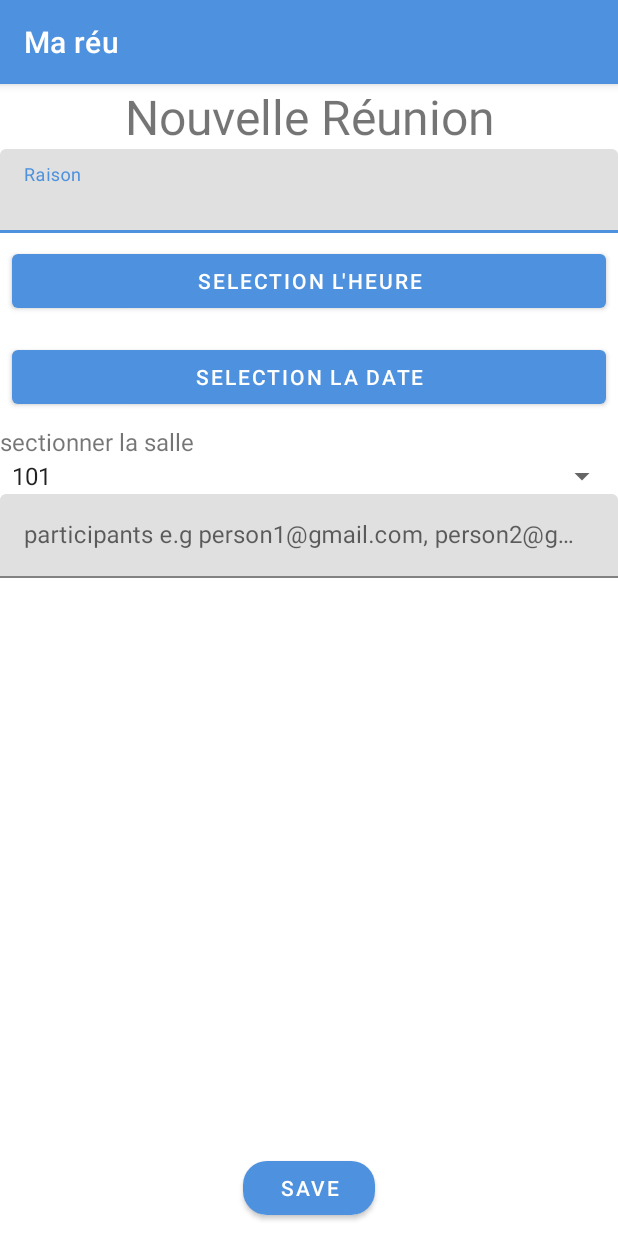
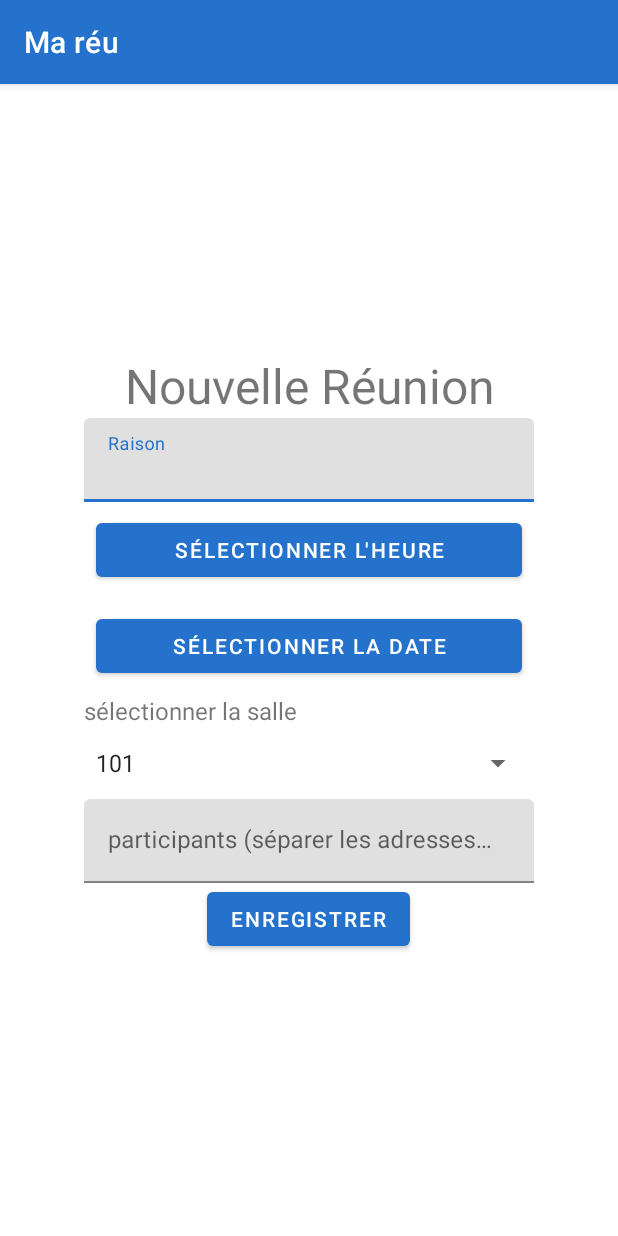
Before and after one commit to Fabien-duncan/mareu, an Android app: the AddMeetingActivity screen opened directly, with no data from a screen before it, on a phone screen of 412 x 824 dp. Run offline under Robolectric (Android 15) with nearby library versions, the light colour scheme and no system bars.

Commit message:
accessibility improved

```diff
--- a/app/src/main/java/com/example/mareu/adapters/MeetingAdapter.java
+++ b/app/src/main/java/com/example/mareu/adapters/MeetingAdapter.java
@@ -37,6 +37,9 @@ public class MeetingAdapter extends RecyclerView.Adapter<MeetingAdapter.MeetingH
         Meeting currentMeeting = mAllMeetings.get(position);
         holder.meetingDetailsTextView.setText(currentMeeting.detailsToString());
         holder.participantsTextView.setText(currentMeeting.participantsToString());
+
+        //accessibility content description
+        holder.deleteImageButton.setContentDescription("suprimer l'élément " + currentMeeting.detailsForContentDescription());
 
         if(currentMeeting.checkIfSoon(LocalDateTime.now().plusDays(1)))holder.meetingItemImageView.setImageResource(R.drawable.baseline_red_circle_24);
         else holder.meetingItemImageView.setImageResource(R.drawable.baseline_circle_24);
--- a/app/src/main/java/com/example/mareu/models/Meeting.java
+++ b/app/src/main/java/com/example/mareu/models/Meeting.java
@@ -81,7 +81,10 @@ public class Meeting {
             return false;
         }
     }
-
+    public String detailsForContentDescription(){
+        DateTimeFormatter formatter = DateTimeFormatter.ofPattern("dd/MM/yy HH:mm");
+        return "Sale " + location.getRoomNumber() + " date/heure " + date.format(formatter) + " sujet " + subject;
+    }
     public long getId() {
         return id;
     }
--- a/app/src/main/java/com/example/mareu/ui/AddMeetingActivity.java
+++ b/app/src/main/java/com/example/mareu/ui/AddMeetingActivity.java
@@ -57,6 +57,7 @@ public class AddMeetingActivity extends AppCompatActivity {
 
         String[] roomArray = mAddMeetingViewModel.getRoomNumbers();
         ArrayAdapter roomSelectionAdapter = new ArrayAdapter(this, android.R.layout.simple_spinner_item, roomArray);
+
         roomSelectionAdapter.setDropDownViewResource(android.R.layout.simple_spinner_dropdown_item);
         roomSelectionSpinner.setAdapter(roomSelectionAdapter);
 
--- a/app/src/main/res/layout-land/activity_main.xml
+++ b/app/src/main/res/layout-land/activity_main.xml
@@ -29,7 +29,7 @@
         android:layout_height="wrap_content"
         android:layout_gravity="end|bottom"
         android:layout_margin="16dp"
-        android:contentDescription="add a meeting"
+        android:contentDescription="@string/add_meeting"
         android:src="@drawable/baseline_add_24"
         app:backgroundTint="@color/colorSecondary"
         app:layout_constraintBottom_toBottomOf="@+id/linearLayout"
--- a/app/src/main/res/layout/activity_main.xml
+++ b/app/src/main/res/layout/activity_main.xml
@@ -29,7 +29,7 @@
         android:layout_height="wrap_content"
         android:layout_gravity="end|bottom"
         android:layout_margin="16dp"
-        android:contentDescription="add a meeting"
+        android:contentDescription="@string/add_meeting"
         android:src="@drawable/baseline_add_24"
         app:backgroundTint="@color/colorSecondary"
         app:layout_constraintBottom_toBottomOf="@+id/linearLayout"
--- a/app/src/main/res/layout/activty_add_meeting.xml
+++ b/app/src/main/res/layout/activty_add_meeting.xml
@@ -1,36 +1,21 @@
 <?xml version="1.0" encoding="utf-8"?>
-<androidx.constraintlayout.widget.ConstraintLayout xmlns:android="http://schemas.android.com/apk/res/android"
-    xmlns:app="http://schemas.android.com/apk/res-auto"
-    xmlns:tools="http://schemas.android.com/tools"
-    android:layout_width="match_parent"
-    android:layout_height="match_parent">
-
-    <com.google.android.material.button.MaterialButton
-        android:id="@+id/addMeeting_add_button"
-        style="@style/Widget.MaterialComponents.Button"
+    <LinearLayout
+        xmlns:android="http://schemas.android.com/apk/res/android"
+        xmlns:tools="http://schemas.android.com/tools"
         android:layout_width="wrap_content"
-        android:layout_height="wrap_content"
-        android:enabled="true"
-        android:text="save"
-        android:layout_marginBottom="8dp"
-        app:cornerRadius="16dp"
-        app:layout_constraintBottom_toBottomOf="parent"
-        app:layout_constraintEnd_toEndOf="parent"
-        app:layout_constraintStart_toStartOf="parent" />
-
-    <LinearLayout
-        android:layout_width="match_parent"
         android:layout_height="match_parent"
-        android:orientation="vertical">
+        android:orientation="vertical"
+        android:layout_gravity="center"
+        android:gravity="center"
+        android:minWidth="300dp">
 
         <TextView
             android:id="@+id/textView"
             android:layout_width="match_parent"
             android:layout_height="wrap_content"
-            android:text="Nouvelle Réunion"
+            android:text="@string/new_meeting_tytle"
             android:textSize="32sp"
-            android:textAlignment="center"
-            />
+            android:textAlignment="center" />
 
         <com.google.android.material.textfield.TextInputLayout
             android:layout_width="match_parent"
@@ -40,32 +25,39 @@
                 android:id="@+id/addMeeting_subject_textInput"
                 android:layout_width="match_parent"
                 android:layout_height="wrap_content"
-                android:hint="Raison" />
+                android:hint="@string/raison_meeting"
+                android:textColorHint="#FFFFFF" />
         </com.google.android.material.textfield.TextInputLayout>
         <Button
             android:id="@+id/addMeeting_timePicker_btn"
             android:layout_width="match_parent"
             android:layout_height="wrap_content"
+            android:gravity="center"
             android:onClick="popTimePicker"
-            android:text="Selection l'heure"
+            android:text="@string/time_picker"
             android:layout_margin="8dp"/>
         <Button
             android:id="@+id/addMeeting_datePicker_btn"
             android:layout_width="match_parent"
             android:layout_height="wrap_content"
             android:onClick="popDatePicker"
-            android:text="Selection la date"
+            android:text="@string/date_picker"
             android:layout_margin="8dp"/>
         <TextView
             android:layout_width="match_parent"
             android:layout_height="wrap_content"
-            android:text="sectionner la salle"
-            android:textSize="16sp"/>
+            android:text="@string/room_picker"
+            android:textSize="16sp"
+            android:contentDescription="@string/room_picker"/>
+
         <Spinner
             android:id="@+id/addMeeting_roomSelection_Spinner"
             android:layout_width="match_parent"
             android:layout_height="wrap_content"
-            android:textSize="16sp"/>
+            android:contentDescription="@string/room_picker"
+            android:minHeight="48dp"
+            android:textSize="16sp"
+            tools:ignore="DuplicateSpeakableTextCheck" />
         <com.google.android.material.textfield.TextInputLayout
             android:layout_width="match_parent"
             android:layout_height="wrap_content">
@@ -74,7 +66,16 @@
                 android:id="@+id/addMeeting_perticipants_textInput"
                 android:layout_width="match_parent"
                 android:layout_height="wrap_content"
-                android:hint="participants e.g person1@gmail.com, person2@gmail.com" />
+                android:hint="participants (séparer les adresses mail par une virgule" />
         </com.google.android.material.textfield.TextInputLayout>
-    </LinearLayout>
-</androidx.constraintlayout.widget.ConstraintLayout>
+    <com.google.android.material.button.MaterialButton
+        android:id="@+id/addMeeting_add_button"
+        style="@style/Widget.MaterialComponents.Button"
+        android:layout_width="wrap_content"
+        android:layout_height="wrap_content"
+        android:enabled="true"
+        android:text="@string/save"
+        android:contentDescription="@string/save"
+        android:layout_marginBottom="8dp"
+        android:layout_gravity="center"/>
+</LinearLayout>
--- a/app/src/main/res/layout/meeting_item.xml
+++ b/app/src/main/res/layout/meeting_item.xml
@@ -26,7 +26,7 @@
         android:layout_height="wrap_content"
         android:layout_marginEnd="16dp"
         android:background="?selectableItemBackground"
-        android:contentDescription="delete meeting"
+        android:contentDescription="suprimer la réunion"
         android:padding="16dp"
         android:src="@drawable/ic_delete_24dp"
         app:layout_constraintBottom_toBottomOf="@+id/meetings_item_tv_participants"
@@ -39,7 +39,6 @@
         android:layout_width="0dp"
         android:layout_height="wrap_content"
         android:layout_marginStart="24dp"
-        android:textColor="#000000"
         android:textStyle="bold"
         app:layout_constraintBottom_toTopOf="@+id/meetings_item_tv_participants"
         app:layout_constraintEnd_toStartOf="@+id/meetings_item_ib_delete"
@@ -56,7 +55,6 @@
         android:layout_marginStart="24dp"
         android:ellipsize="end"
         android:maxLines="1"
-        android:textColor="#000000"
         app:layout_constraintBottom_toBottomOf="@+id/meetings_item_iv_avatar"
         app:layout_constraintEnd_toStartOf="@+id/meetings_item_ib_delete"
         app:layout_constraintHorizontal_bias="0.0"
--- a/app/src/main/res/values/strings.xml
+++ b/app/src/main/res/values/strings.xml
@@ -1,3 +1,24 @@
 <resources>
     <string name="app_name">mareu</string>
+    <string name="add_meeting">Créer une réunion</string>
+    <string name="save">enregistrer</string>
+    <string name="new_meeting_tytle">Nouvelle Réunion</string>
+    <string name="raison_meeting">Raison</string>
+    <string name="time_picker">sélectionner l\'heure</string>
+    <string name="date_picker">sélectionner la date</string>
+    <string name="room_picker">sélectionner la salle</string>
+    <string name="confirm">Valider</string>
+    <string name="hours">heures</string>
+    <string name="minutes">minutes</string>
+    <string name="filter_type_select">sélectionner le type de filtre. Filtrer par:</string>
+    <string name="date">Date</string>
+    <string name="hour">Heure</string>
+    <string name="filter_sort_options">option filtrer/trier</string>
+    <string name="cancel_filter_sort">suprimer filtre/tri</string>
+    <string name="filter">filtrer</string>
+    <string name="filter_by_date_time">par date/heures</string>
+    <string name="filter_by_room">par salles</string>
+    <string name="sort">trier</string>
+    <string name="sort_by_date_time">par heures</string>
+    <string name="sort_by_room">par salles</string>
 </resources>
--- a/app/src/main/res/values/themes.xml
+++ b/app/src/main/res/values/themes.xml
@@ -2,7 +2,7 @@
     <!-- Base application theme. -->
     <style name="Theme.Mareu" parent="Theme.MaterialComponents.DayNight.DarkActionBar">
         <!-- Primary brand color. -->
-        <item name="colorPrimary">#4E91DE</item>
+        <item name="colorPrimary">#2472CC</item>
         <item name="colorPrimaryVariant">@color/purple_700</item>
         <item name="colorOnPrimary">@color/white</item>
         <!-- Secondary brand color. -->
```
Also changed, not shown: app/src/main/res/layout-land/time_filter_dialog.xml (+35 -14 lines), app/src/main/res/layout/room_filter_dialog.xml (+8 -9 lines), app/src/main/res/layout/time_filter_dialog.xml (+36 -12 lines), app/src/main/res/menu/filter_menu.xml (+20 -10 lines), 1 other file.
